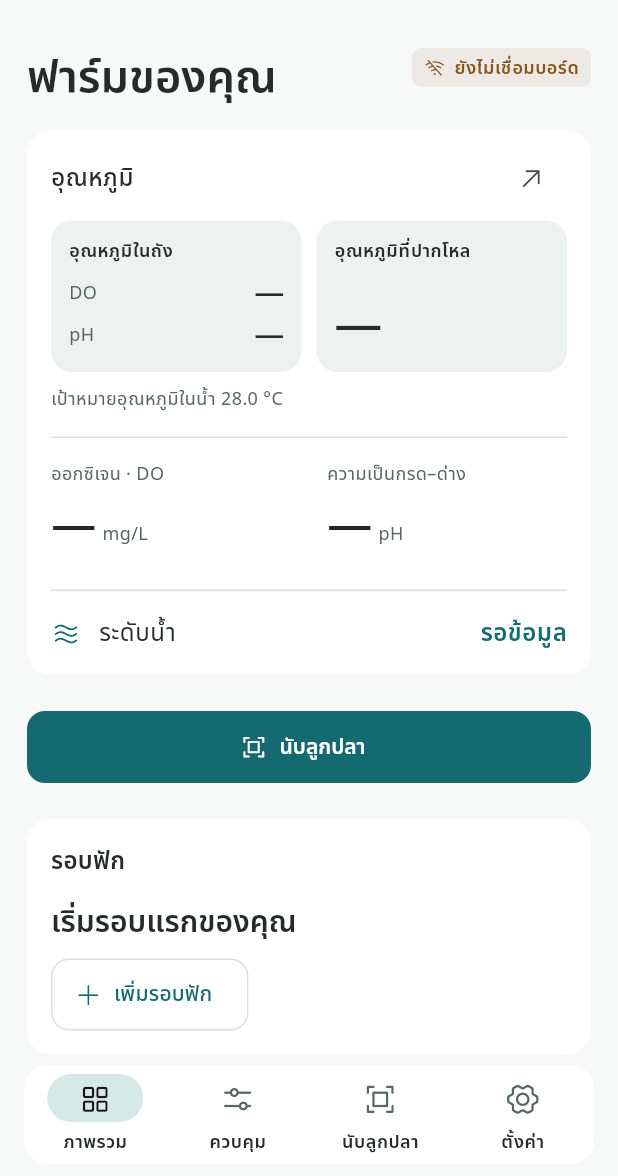
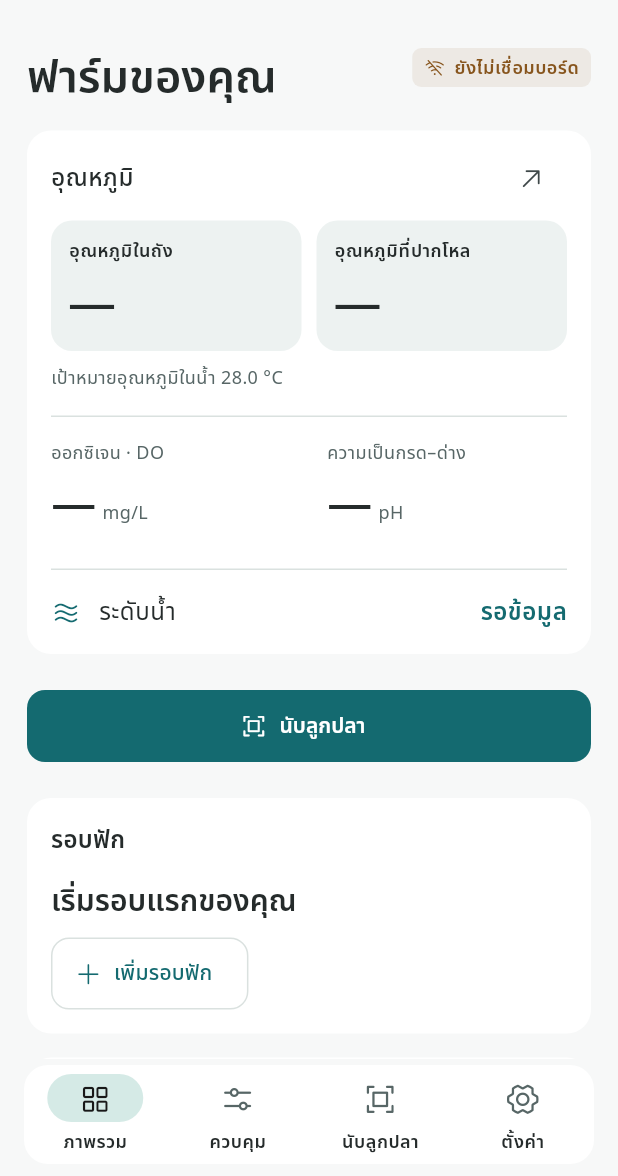
Before and after one commit to Sivacxool/aquafish, a Flutter app: the screen it shows after launch, on a phone screen of 412 x 824 dp, the part 60-1236 px from its top. Run offline on Flutter 3.47's test engine with Material 3 defaults, Android fonts, the phone set to English and light mode, and no system bars; our stand-ins replace flutter_riverpod, flutter_secure_storage, go_router, image_picker, shared_preferences; missing offline and left inert: flutter_onnxruntime, mobile_scanner.

Commit message:
Use the pH probe for tank temperature

```diff
--- a/aqua_hatch/lib/core/models.dart
+++ b/aqua_hatch/lib/core/models.dart
@@ -293,12 +293,7 @@ class Telemetry {
       deviceOnline &&
       now.difference(at).inSeconds <= (viaRelay ? 45 : 15) &&
       !at.isAfter(now.add(const Duration(seconds: 5)));
-  double? get tankTemperature {
-    final oxygen = doTemperature;
-    final acidity = phTemperature;
-    if (oxygen == null || acidity == null) return null;
-    return (oxygen + acidity) / 2;
-  }
+  double? get tankTemperature => phTemperature;
 
   bool output(String key) => outputs[key] ?? false;
   List<String> alerts(DeviceSettings settings) {
--- a/aqua_hatch/lib/core/ui.dart
+++ b/aqua_hatch/lib/core/ui.dart
@@ -445,8 +445,7 @@ class _IncubatorPainter extends CustomPainter {
 
 enum WaterTrend {
   jarTemperature('ปากโหล °C'),
-  doTemperature('ในถัง · DO °C'),
-  phTemperature('ในถัง · pH °C'),
+  tankTemperature('ในถัง °C'),
   ph('pH');
 
   const WaterTrend(this.label);
@@ -454,8 +453,7 @@ enum WaterTrend {
 
   double? read(Telemetry sample) => switch (this) {
     jarTemperature => sample.temperature,
-    doTemperature => sample.doTemperature,
-    phTemperature => sample.phTemperature,
+    tankTemperature => sample.tankTemperature,
     ph => sample.ph,
   };
 }
--- a/aqua_hatch/lib/features/dashboard.dart
+++ b/aqua_hatch/lib/features/dashboard.dart
@@ -151,28 +151,16 @@ class _DashboardScreenState extends ConsumerState<DashboardScreen> {
                   crossAxisAlignment: CrossAxisAlignment.stretch,
                   children: [
                     Expanded(
-                      child: _TemperatureCard(
+                      child: _TemperatureReading(
                         label: 'อุณหภูมิในถัง',
-                        readings: [
-                          _ProbeTemperature(
-                            label: 'DO',
-                            value: data?.doTemperature,
-                          ),
-                          const SizedBox(height: 4),
-                          _ProbeTemperature(
-                            label: 'pH',
-                            value: data?.phTemperature,
-                          ),
-                        ],
+                        value: data?.tankTemperature,
                       ),
                     ),
                     const SizedBox(width: 10),
                     Expanded(
-                      child: _TemperatureCard(
+                      child: _TemperatureReading(
                         label: 'อุณหภูมิที่ปากโหล',
-                        readings: [
-                          _TemperatureValue(data?.temperature, fontSize: 32),
-                        ],
+                        value: data?.temperature,
                       ),
                     ),
                   ],
@@ -416,11 +404,11 @@ class _DashboardScreenState extends ConsumerState<DashboardScreen> {
   }
 }
 
-class _TemperatureCard extends StatelessWidget {
-  const _TemperatureCard({required this.label, required this.readings});
+class _TemperatureReading extends StatelessWidget {
+  const _TemperatureReading({required this.label, required this.value});
 
   final String label;
-  final List<Widget> readings;
+  final double? value;
 
   @override
   Widget build(BuildContext context) => DecoratedBox(
@@ -442,51 +430,24 @@ class _TemperatureCard extends StatelessWidget {
           ),
           const Spacer(),
           const SizedBox(height: 8),
-          ...readings,
+          AnimatedSwitcher(
+            duration: MediaQuery.disableAnimationsOf(context)
+                ? Duration.zero
+                : AquaMotion.fade,
+            child: Text.rich(
+              key: ValueKey(value),
+              TextSpan(
+                text: number(value),
+                children: [
+                  if (value != null)
+                    const TextSpan(text: ' °C', style: AquaType.caption),
+                ],
+              ),
+              style: AquaType.metric.copyWith(fontSize: 32, height: 1.2),
+            ),
+          ),
         ],
       ),
-    ),
-  );
-}
-
-class _ProbeTemperature extends StatelessWidget {
-  const _ProbeTemperature({required this.label, required this.value});
-
-  final String label;
-  final double? value;
-
-  @override
-  Widget build(BuildContext context) => Row(
-    children: [
-      Text(label, style: AquaType.caption),
-      const SizedBox(width: 8),
-      Expanded(
-        child: _TemperatureValue(value, fontSize: 20, align: TextAlign.end),
-      ),
-    ],
-  );
-}
-
-class _TemperatureValue extends StatelessWidget {
-  const _TemperatureValue(this.value, {required this.fontSize, this.align});
-
-  final double? value;
-  final double fontSize;
-  final TextAlign? align;
-
-  @override
-  Widget build(BuildContext context) => Text.rich(
-    TextSpan(
-      text: number(value),
-      children: [
-        if (value != null) const TextSpan(text: ' °C', style: AquaType.caption),
-      ],
-    ),
-    textAlign: align,
-    style: AquaType.metric.copyWith(
-      fontSize: fontSize,
-      letterSpacing: -.5,
-      height: 1.2,
     ),
   );
 }
--- a/aqua_hatch/lib/features/history.dart
+++ b/aqua_hatch/lib/features/history.dart
@@ -153,12 +153,13 @@ class _HistoryScreenState extends ConsumerState<HistoryScreen> {
                       '${fullTime(t.at)}${t.simulated ? ' · จำลอง' : ''}',
                     ),
                     subtitle: Text(
-                      'ในถัง DO ${number(t.doTemperature)} °C   •   pH ${number(t.phTemperature)} °C\nปากโหล ${number(t.temperature)} °C\nDO ${number(t.dissolvedOxygen, decimals: 2)} mg/L   •   pH ${number(t.ph)}${t.phCalibrated ? '' : ' (ยังไม่สอบเทียบ)'}   •   น้ำ ${t.waterLevelOk == null
+                      'ในถัง ${number(t.tankTemperature)} °C   •   ปากโหล ${number(t.temperature)} °C\nDO ${number(t.dissolvedOxygen, decimals: 2)} mg/L   •   pH ${number(t.ph)}${t.phCalibrated ? '' : ' (ยังไม่สอบเทียบ)'}   •   น้ำ ${t.waterLevelOk == null
                           ? 'ไม่ทราบ'
                           : t.waterLevelOk!
                           ? 'ปกติ'
                           : 'ต่ำ'}',
                     ),
+                    isThreeLine: true,
                   );
                 },
               ),
--- a/aqua_hatch/lib/features/settings.dart
+++ b/aqua_hatch/lib/features/settings.dart
@@ -499,7 +499,7 @@ class _SettingsScreenState extends ConsumerState<SettingsScreen> {
                 style: TextStyle(color: AquaColors.muted, fontSize: 12),
               ),
               Text(
-                'v0.23.4',
+                'v0.23.5',
                 style: TextStyle(color: AquaColors.muted, fontSize: 12),
               ),
             ],
--- a/aqua_hatch/pubspec.yaml
+++ b/aqua_hatch/pubspec.yaml
@@ -1,7 +1,7 @@
 name: aqua_hatch
 description: แอปภาษาไทยสำหรับเครื่องฟักไข่ปลาดุกอัจฉริยะ
 publish_to: 'none'
-version: 0.23.4+2032
+version: 0.23.5+2033
 
 environment:
   sdk: ^3.12.0
```
Also changed, not shown: 7 other files.
